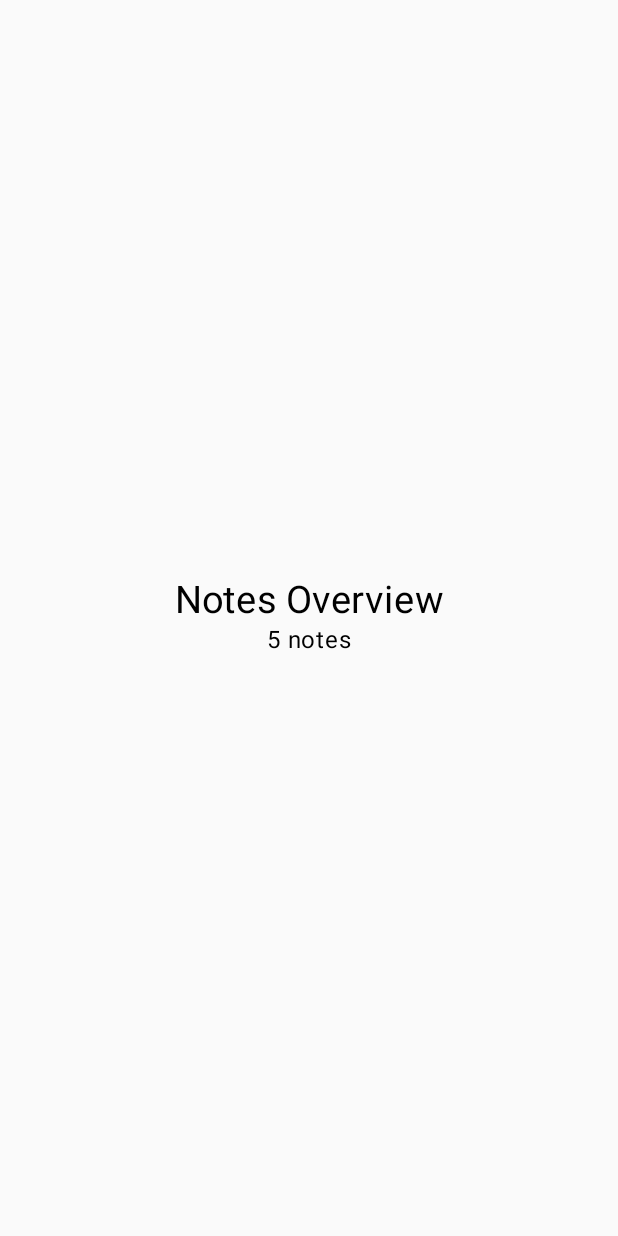
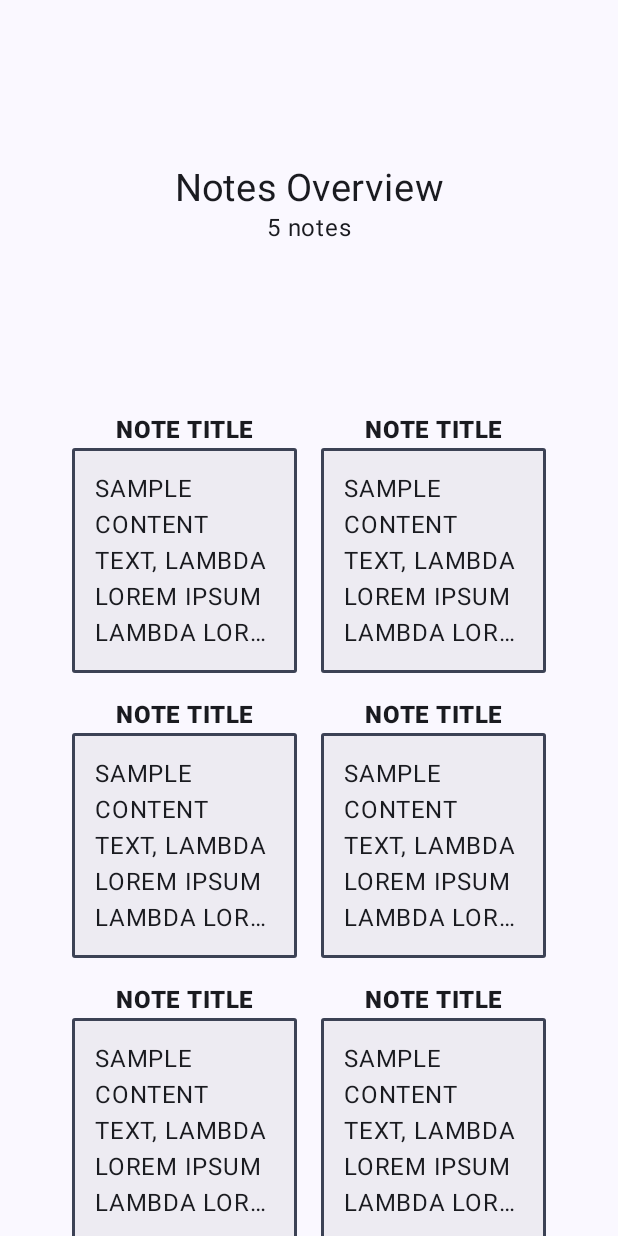
Before and after one commit to saucysooy/NoteTakingApp, an Android app built with Jetpack Compose: the screen it shows after launch (MainActivity), on a phone screen of 412 x 824 dp. Run offline under Robolectric (Android 15) with nearby library versions, the phone set to English and light mode, and no system bars.

Commit message:
feat: Add vertical scroll to note list
This commit adds vertical scroll functionality to note list, allowing users to navigate through the list when there are more notes than can be displayed

```diff
--- a/app/src/main/java/com/example/noteapp/MainActivity.kt
+++ b/app/src/main/java/com/example/noteapp/MainActivity.kt
@@ -32,6 +32,8 @@ import androidx.compose.ui.graphics.Color
 import androidx.compose.ui.text.font.FontWeight
 import androidx.compose.ui.text.style.TextOverflow
 import androidx.compose.foundation.layout.Spacer
+import androidx.compose.foundation.rememberScrollState
+import androidx.compose.foundation.verticalScroll
 
 class MainActivity : ComponentActivity() {
     override fun onCreate(savedInstanceState: Bundle?) {
@@ -39,9 +41,9 @@ class MainActivity : ComponentActivity() {
         enableEdgeToEdge()
         setContent {
             NoteAppTheme {
-                NoteOverviewHeader(
-                   5
-                )
+                Surface() {
+                    NoteOverview()
+                }
             }
         }
     }
@@ -61,12 +63,31 @@ fun NoteOverviewHeader(notes: Int, modifier: Modifier = Modifier) {
 
 @Composable
 fun NoteOverviewContent(modifier: Modifier = Modifier) {
-    Column () {
-        Row () {
+    Column(modifier = Modifier.verticalScroll(rememberScrollState())) {
+        Row {
             NoteCard()
-            Spacer(modifier = Modifier.width(25.dp))
+            Spacer(modifier = Modifier.width(16.dp))
             NoteCard()
         }
+        Spacer(modifier = Modifier.height(16.dp))
+        Row {
+            NoteCard()
+            Spacer(modifier = Modifier.width(16.dp))
+            NoteCard()
+        }
+        Spacer(modifier = Modifier.height(16.dp))
+        Row {
+            NoteCard()
+            Spacer(modifier = Modifier.width(16.dp))
+            NoteCard()
+        }
+        Spacer(modifier = Modifier.height(16.dp))
+        Row {
+            NoteCard()
+            Spacer(modifier = Modifier.width(16.dp))
+            NoteCard()
+        }
+
     }
 }
 
@@ -109,7 +130,7 @@ fun NoteCard (modifier: Modifier = Modifier) {
         Text("NOTE TITLE", fontWeight = FontWeight(800))
         Surface(shadowElevation = 5.dp, modifier = Modifier
             .clip(RoundedCornerShape(2.dp))
-            .border(2.dp, Color.Black)) {
+            .border(2.dp, MaterialTheme.colorScheme.secondary)) {
             NoteCardContent()
         }
     }
```
